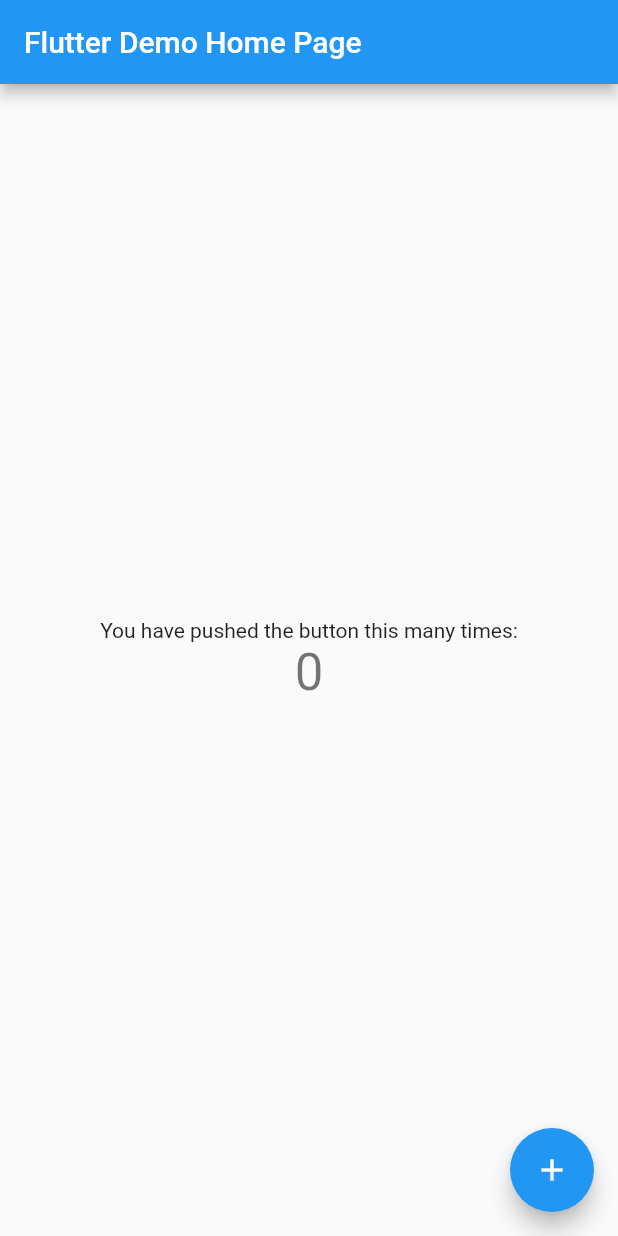
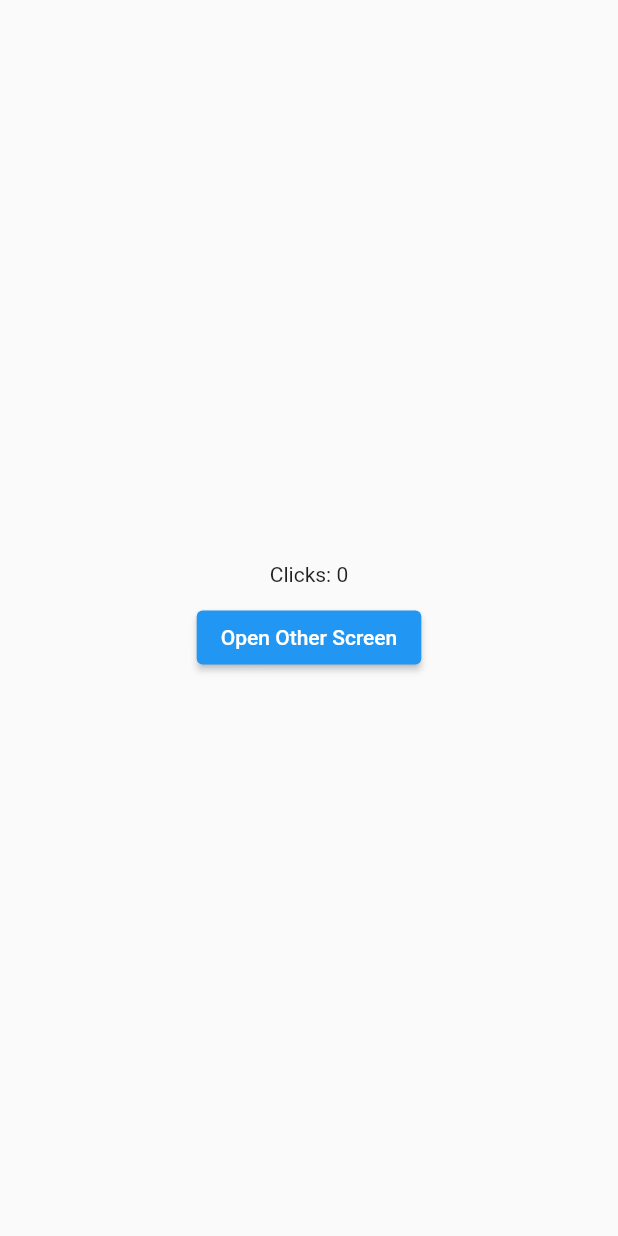
Before and after one commit to Shree-hari/demo_admin, a Flutter app: the screen it shows after launch, on a phone screen of 412 x 824 dp. Run offline on Flutter 3.47's test engine with Material 2 defaults, Android fonts, the phone set to English and light mode, and no system bars; our stand-ins replace get.

Commit message:
initial setup of demo done

```diff
--- /dev/null
+++ b/lib/controllers/counter_controller.dart
@@ -0,0 +1,11 @@
+import 'package:get/get.dart';
+
+class CounterController extends GetxController {
+
+  var counter = 0.obs;
+
+  void increment(){
+    counter++;
+  }
+
+}
--- a/lib/main.dart
+++ b/lib/main.dart
@@ -1,4 +1,6 @@
+import 'package:abc/screens/home.dart';
 import 'package:flutter/material.dart';
+import 'package:get/get.dart';
 
 void main() {
   runApp(const MyApp());
@@ -10,106 +12,13 @@
   // This widget is the root of your application.
   @override
   Widget build(BuildContext context) {
-    return MaterialApp(
+    return GetMaterialApp(
       title: 'Flutter Demo',
       theme: ThemeData(
-        // This is the theme of your application.
-        //
-        // Try running your application with "flutter run". You'll see the
-        // application has a blue toolbar. Then, without quitting the app, try
-        // changing the primarySwatch below to Colors.green and then invoke
-        // "hot reload" (press "r" in the console where you ran "flutter run",
-        // or simply save your changes to "hot reload" in a Flutter IDE).
-        // Notice that the counter didn't reset back to zero; the application
-        // is not restarted.
+
         primarySwatch: Colors.blue,
       ),
-      home: const MyHomePage(title: 'Flutter Demo Home Page'),
+      home: HomeScreen(),
     );
   }
 }
-
-class MyHomePage extends StatefulWidget {
-  const MyHomePage({Key? key, required this.title}) : super(key: key);
-
-  // This widget is the home page of your application. It is stateful, meaning
-  // that it has a State object (defined below) that contains fields that affect
-  // how it looks.
-
-  // This class is the configuration for the state. It holds the values (in this
-  // case the title) provided by the parent (in this case the App widget) and
-  // used by the build method of the State. Fields in a Widget subclass are
-  // always marked "final".
-
-  final String title;
-
-  @override
-  State<MyHomePage> createState() => _MyHomePageState();
-}
-
-class _MyHomePageState extends State<MyHomePage> {
-  int _counter = 0;
-
-  void _incrementCounter() {
-    setState(() {
-      // This call to setState tells the Flutter framework that something has
-      // changed in this State, which causes it to rerun the build method below
-      // so that the display can reflect the updated values. If we changed
-      // _counter without calling setState(), then the build method would not be
-      // called again, and so nothing would appear to happen.
-      _counter++;
-    });
-  }
-
-  @override
-  Widget build(BuildContext context) {
-    // This method is rerun every time setState is called, for instance as done
-    // by the _incrementCounter method above.
-    //
-    // The Flutter framework has been optimized to make rerunning build methods
-    // fast, so that you can just rebuild anything that needs updating rather
-    // than having to individually change instances of widgets.
-    return Scaffold(
-      appBar: AppBar(
-        // Here we take the value from the MyHomePage object that was created by
-        // the App.build method, and use it to set our appbar title.
-        title: Text(widget.title),
-      ),
-      body: Center(
-        // Center is a layout widget. It takes a single child and positions it
-        // in the middle of the parent.
-        child: Column(
-          // Column is also a layout widget. It takes a list of children and
-          // arranges them vertically. By default, it sizes itself to fit its
-          // children horizontally, and tries to be as tall as its parent.
-          //
-          // Invoke "debug painting" (press "p" in the console, choose the
-          // "Toggle Debug Paint" action from the Flutter Inspector in Android
-          // Studio, or the "Toggle Debug Paint" command in Visual Studio Code)
-          // to see the wireframe for each widget.
-          //
-          // Column has various properties to control how it sizes itself and
-          // how it positions its children. Here we use mainAxisAlignment to
-          // center the children vertically; the main axis here is the vertical
-          // axis because Columns are vertical (the cross axis would be
-          // horizontal).
-          mainAxisAlignment: MainAxisAlignment.center,
-          children: <Widget>[
-            const Text(
-              'You have pushed the button this many times:',
-            ),
-            Text(
-              '$_counter',
-              style: Theme.of(context).textTheme.headline4,
-            ),
-          ],
-        ),
-      ),
-      floatingActionButton: FloatingActionButton(
-        onPressed: _incrementCounter,
-        tooltip: 'Increment',
-        child: const Icon(Icons.add),
-      ), // This trailing comma makes auto-formatting nicer for build methods.
-    );
-  }
-}
--- /dev/null
+++ b/lib/screens/home.dart
@@ -0,0 +1,26 @@
+import 'package:abc/screens/other.dart';
+import 'package:flutter/material.dart';
+import 'package:get/get.dart';
+import '../controllers/counter_controller.dart';
+
+class HomeScreen extends StatelessWidget {
+  CounterController counterController = Get.put(CounterController());
+
+  @override
+  Widget build(BuildContext context) {
+    return Scaffold(
+      body: Center(
+        child: Column(
+          mainAxisAlignment: MainAxisAlignment.center,
+          children: [
+            Text("Clicks: ${counterController.counter.value}"),
+            const SizedBox(height: 10,),
+            ElevatedButton(onPressed: () { Get.to(OtherScreen()); },
+            child: const Text("Open Other Screen"),
+    )
+          ],
+        ),
+      ),
+    );
+  }
+}
--- a/pubspec.yaml
+++ b/pubspec.yaml
@@ -34,6 +34,7 @@
   # The following adds the Cupertino Icons font to your application.
   # Use with the CupertinoIcons class for iOS style icons.
   cupertino_icons: ^1.0.2
+  get: ^4.3.8
 
 dev_dependencies:
   flutter_test:
```
Also changed, not shown: lib/screens/other.dart (added, +25 -0 lines), pubspec.lock.
